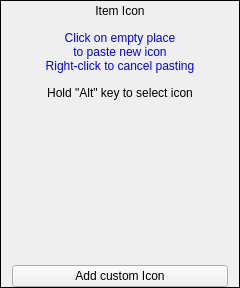
Before: the Qt Designer form iconchooser.ui in igorko/FlareFramework, drawn with Qt 5.
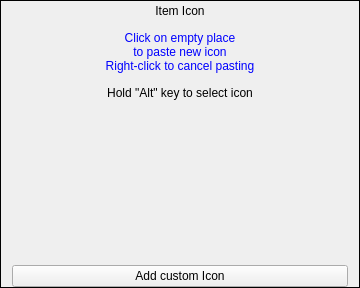
After: the same form once the commit is applied. Custom widgets are drawn as their Qt base class.

```diff
--- a/iconchooser.ui
+++ b/iconchooser.ui
@@ -6,28 +6,22 @@
    <rect>
     <x>0</x>
     <y>0</y>
-    <width>240</width>
+    <width>360</width>
     <height>288</height>
    </rect>
   </property>
   <property name="sizePolicy">
-   <sizepolicy hsizetype="Maximum" vsizetype="Preferred">
+   <sizepolicy hsizetype="Minimum" vsizetype="Preferred">
     <horstretch>0</horstretch>
     <verstretch>0</verstretch>
    </sizepolicy>
   </property>
   <property name="minimumSize">
    <size>
-    <width>240</width>
+    <width>360</width>
     <height>0</height>
    </size>
   </property>
-  <property name="maximumSize">
-   <size>
-    <width>240</width>
-    <height>16777215</height>
-   </size>
-  </property>
   <property name="windowTitle">
    <string>Form</string>
   </property>
```
